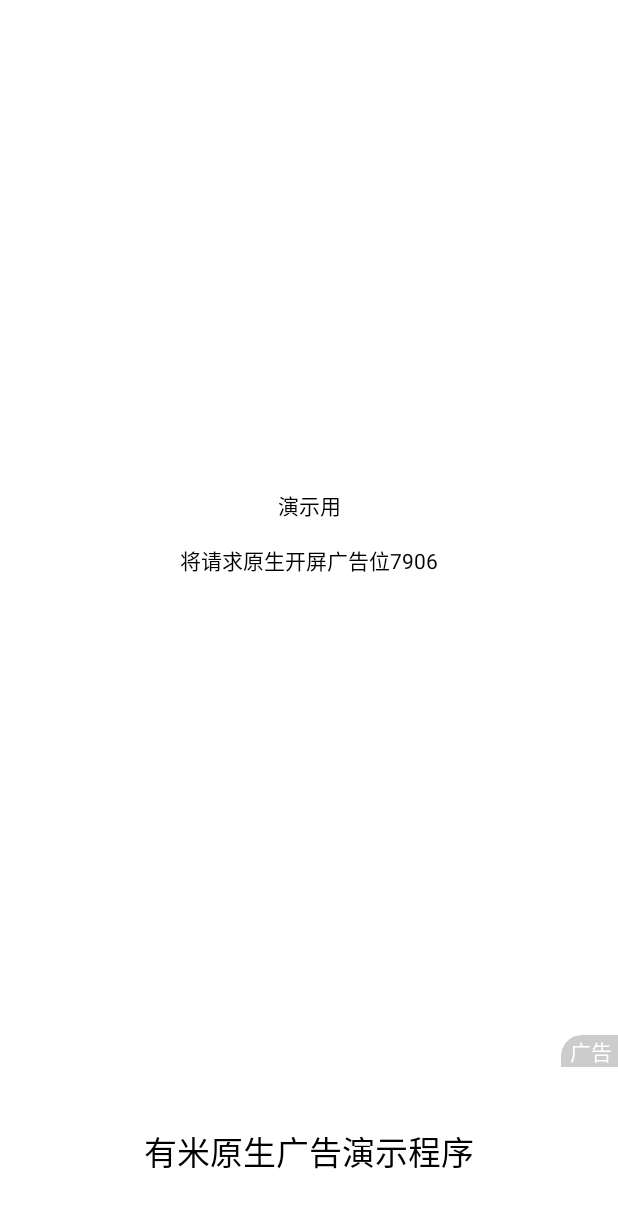
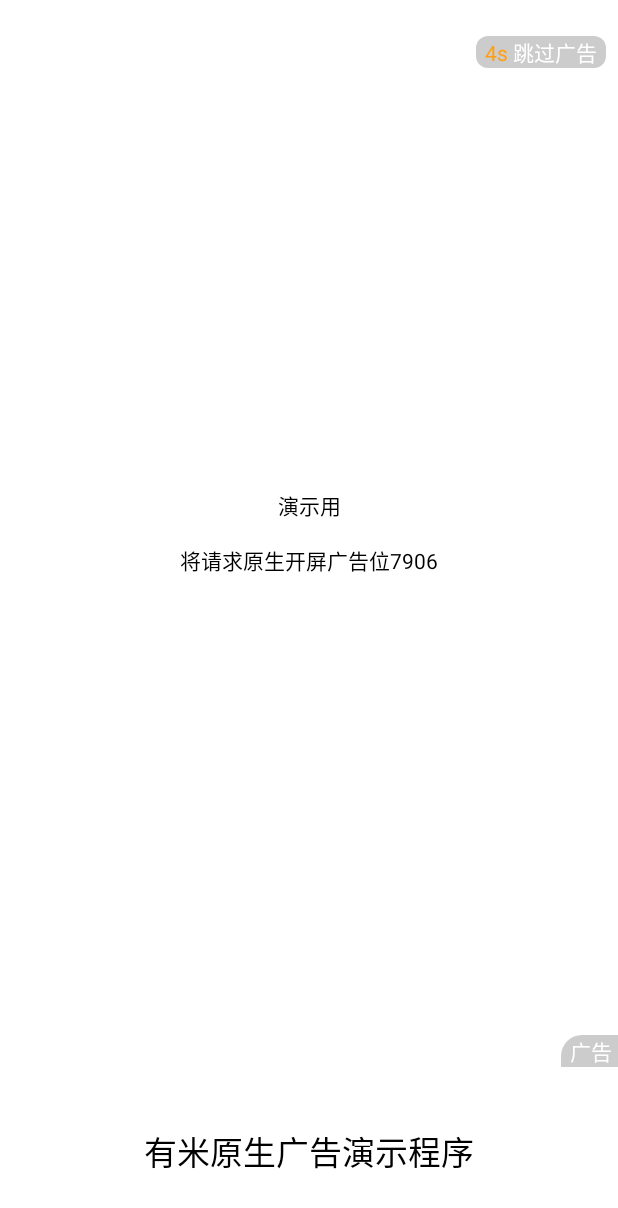
Before and after one commit to youmi/nativead, an Android app: the SplashActivity screen opened directly, with no data from a screen before it, on a phone screen of 412 x 824 dp. Shown: the top 1208 px of the screen. Run offline under Robolectric (Android 15) with nearby library versions, the phone set to English and light mode, and no system bars; pictures from the network do not load.

Commit message:
开屏广告页加入倒计时UI

```diff
--- a/YMNativeAdS-android/app/src/main/java/net/youmi/ads/nativead/demo/ad/splash/SplashActivity.java
+++ b/YMNativeAdS-android/app/src/main/java/net/youmi/ads/nativead/demo/ad/splash/SplashActivity.java
@@ -2,11 +2,15 @@ package net.youmi.ads.nativead.demo.ad.splash;
 
 import android.app.Activity;
 import android.content.Intent;
+import android.graphics.Color;
 import android.os.Build;
 import android.os.Bundle;
 import android.os.Handler;
 import android.os.Message;
 import android.support.v7.app.AppCompatActivity;
+import android.text.SpannableString;
+import android.text.Spanned;
+import android.text.style.ForegroundColorSpan;
 import android.view.View;
 import android.widget.ImageView;
 import android.widget.TextView;
@@ -40,22 +44,27 @@ import java.util.Locale;
  */
 public class SplashActivity extends AppCompatActivity implements View.OnClickListener {
 
-	private final static int MSG_START_MAIN_ACTIVITY = 1;
-
-	/**
-	 * 为了展示方便，这里设置大一点的时间
-	 */
-	private final static int DELAY_TIME = 5000;
+	private final static int MSG_UPDATE_REMAINING_TIME = 1;
 
 	private ImageView mImageView;
 
-	private TextView mTextView;
+	private TextView mTipsTextView;
+
+	private TextView mRemainingTextView;
 
 	private boolean mIsDestroy;
 
+	private MyHandler mHandler;
+
+	/**
+	 * 剩余倒计时，起始位5秒
+	 */
+	private int mRemainingTimeS = 5;
+
+	/**
+	 * 广告返回数据模型
+	 */
 	private YoumiNativeAdModel mYoumiNativeAdModel;
-
-	private MyHandler mHandler;
 
 	private static class MyHandler extends Handler {
 
@@ -72,9 +81,17 @@ public class SplashActivity extends AppCompatActivity implements View.OnClickLis
 				return;
 			}
 			switch (msg.what) {
-			case MSG_START_MAIN_ACTIVITY:
-				activity.startActivity(new Intent(activity, MainActivity.class));
-				activity.finish();
+			case MSG_UPDATE_REMAINING_TIME:
+				activity.mRemainingTimeS -= 1;
+				if (activity.mRemainingTimeS <= 0) {
+					// 倒计时结束就打开主界面
+					activity.startActivity(new Intent(activity, MainActivity.class));
+					activity.finish();
+				} else {
+					// 倒计时没有结束就更新倒计时
+					activity.updateRemainTime();
+					sendEmptyMessageDelayed(MSG_UPDATE_REMAINING_TIME, 1000);
+				}
 				break;
 			default:
 				break;
@@ -87,13 +104,15 @@ public class SplashActivity extends AppCompatActivity implements View.OnClickLis
 		super.onCreate(savedInstanceState);
 
 		setContentView(R.layout.activity_splash);
-		mTextView = (TextView) findViewById(R.id.tv_splash_msg);
+		mRemainingTextView = (TextView) findViewById(R.id.tv_splash_remaining_time);
+		mRemainingTextView.setOnClickListener(this);
+		mTipsTextView = (TextView) findViewById(R.id.tv_splash_msg);
 		mImageView = (ImageView) findViewById(R.id.iv_splash_ad);
 		mImageView.setOnClickListener(this);
 
 		// 延迟一定时间后打开主界面
 		mHandler = new MyHandler(this);
-		mHandler.sendEmptyMessageDelayed(MSG_START_MAIN_ACTIVITY, DELAY_TIME);
+		mHandler.sendEmptyMessageDelayed(MSG_UPDATE_REMAINING_TIME, 1000);
 
 		// 发起一个原生开屏广告位广告请求
 		YoumiNativeAdHelper
@@ -126,17 +145,33 @@ public class SplashActivity extends AppCompatActivity implements View.OnClickLis
 
 	}
 
+	/**
+	 * 更新倒计时
+	 */
+	private void updateRemainTime() {
+		if (mRemainingTextView.getVisibility() != View.VISIBLE) {
+			mRemainingTextView.setVisibility(View.VISIBLE);
+		}
+		SpannableString ss = new SpannableString(String.format(Locale.getDefault(), "%ds 跳过广告", mRemainingTimeS));
+		ss.setSpan(new ForegroundColorSpan(Color.parseColor("#ffa012")), 0, 2, Spanned.SPAN_INCLUSIVE_EXCLUSIVE);
+		mRemainingTextView.setText(ss);
+	}
+
 	@Override
 	protected void onDestroy() {
 		super.onDestroy();
-		mHandler.removeMessages(MSG_START_MAIN_ACTIVITY);
+		mHandler.removeMessages(MSG_UPDATE_REMAINING_TIME);
 		mIsDestroy = true;
-
 	}
 
 	@Override
 	public void onClick(View v) {
 		switch (v.getId()) {
+		case R.id.tv_splash_remaining_time:
+			mHandler.removeMessages(MSG_UPDATE_REMAINING_TIME);
+			startActivity(new Intent(this, MainActivity.class));
+			this.finish();
+			break;
 		case R.id.iv_splash_ad:
 			if (mYoumiNativeAdModel == null) {
 				break;
@@ -251,7 +286,7 @@ public class SplashActivity extends AppCompatActivity implements View.OnClickLis
 				if (pic == null) {
 					continue;
 				}
-				activity.mTextView.setText("请求广告成功，开始加载图片");
+				activity.mTipsTextView.setText("请求广告成功，开始加载图片");
 				// 直接加载第一张图片
 				// 实际使用时，可根据具体要求进行处理
 				// 比如：有多张图片返回时，采用合适分辨率的图片，而不是第一张
--- /dev/null
+++ b/YMNativeAdS-android/app/src/main/res/drawable/bg_remaining_time.xml
@@ -0,0 +1,15 @@
+<?xml version="1.0" encoding="utf-8"?>
+<shape
+	xmlns:android="http://schemas.android.com/apk/res/android"
+	android:shape="rectangle"
+	>
+	<corners
+		android:radius="8dp" />
+
+	<solid
+		android:color="#33000000" />
+
+	<padding
+		android:left="6dp"
+		android:right="6dp" />
+</shape >
--- a/YMNativeAdS-android/app/src/main/res/layout/activity_splash.xml
+++ b/YMNativeAdS-android/app/src/main/res/layout/activity_splash.xml
@@ -40,6 +40,21 @@
 			android:layout_alignParentRight="true"
 			/>
 
+		<TextView
+			android:id="@+id/tv_splash_remaining_time"
+			android:layout_width="wrap_content"
+			android:layout_height="wrap_content"
+			android:layout_alignParentRight="true"
+			android:layout_alignParentTop="true"
+			android:layout_marginRight="8dp"
+			android:layout_marginTop="24dp"
+			android:background="@drawable/bg_remaining_time"
+			android:textAppearance="?android:textAppearanceSmall"
+			android:textColor="@android:color/white"
+			android:visibility="gone"
+			tools:text="5s 跳过广告"
+			/>
+
 	</RelativeLayout >
 
 	<TextView
--- a/YMNativeAdS-android/app/src/main/res/values/styles.xml
+++ b/YMNativeAdS-android/app/src/main/res/values/styles.xml
@@ -34,7 +34,7 @@
 	<style name="AdLabelTranslucenceForRightTop" >
 		<item name="android:layout_width" >wrap_content</item >
 		<item name="android:layout_height" >wrap_content</item >
-		<item name="android:background" >@drawable/ad_label_translucence_right_top</item >
+		<item name="android:background" >@drawable/bg_ad_label_translucence_right_top</item >
 		<item name="android:text" >@string/ad_label</item >
 		<item name="android:textAppearance" >?android:textAppearanceSmall</item >
 		<item name="android:textColor" >@android:color/white</item >
@@ -44,7 +44,7 @@
 	<style name="AdLabelTranslucenceForRightBottom" >
 		<item name="android:layout_width" >wrap_content</item >
 		<item name="android:layout_height" >wrap_content</item >
-		<item name="android:background" >@drawable/ad_label_translucence_right_bottom</item >
+		<item name="android:background" >@drawable/bg_ad_label_translucence_right_bottom</item >
 		<item name="android:text" >@string/ad_label</item >
 		<item name="android:textAppearance" >?android:textAppearanceSmall</item >
 		<item name="android:textColor" >@android:color/white</item >
@@ -54,7 +54,7 @@
 	<style name="AdLabelBlueForCenter" >
 		<item name="android:layout_width" >wrap_content</item >
 		<item name="android:layout_height" >wrap_content</item >
-		<item name="android:background" >@drawable/ad_label_blue</item >
+		<item name="android:background" >@drawable/bg_ad_label_blue</item >
 		<item name="android:text" >@string/ad_label</item >
 		<item name="android:textAppearance" >?android:textAppearanceSmall</item >
 		<item name="android:textColor" >@color/adlabel</item >
```
Also changed, not shown: YMNativeAdS-android/app/src/main/res/drawable/bg_ad_label_blue.xml (renamed from YMNativeAdS-android/app/src/main/res/drawable/ad_label_blue.xml), YMNativeAdS-android/app/src/main/res/drawable/bg_ad_label_translucence_right_bottom.xml (renamed from YMNativeAdS-android/app/src/main/res/drawable/ad_label_translucence_right_bottom.xml), YMNativeAdS-android/app/src/main/res/drawable/bg_ad_label_translucence_right_top.xml (renamed from YMNativeAdS-android/app/src/main/res/drawable/ad_label_translucence_right_top.xml).
